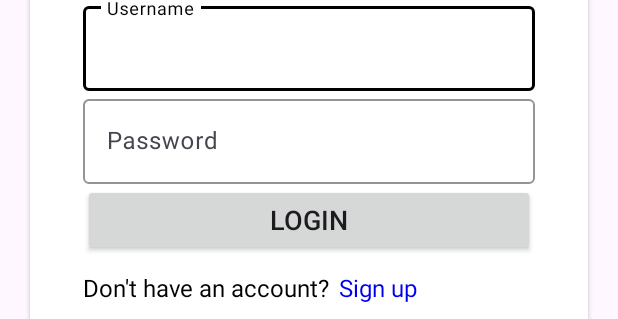
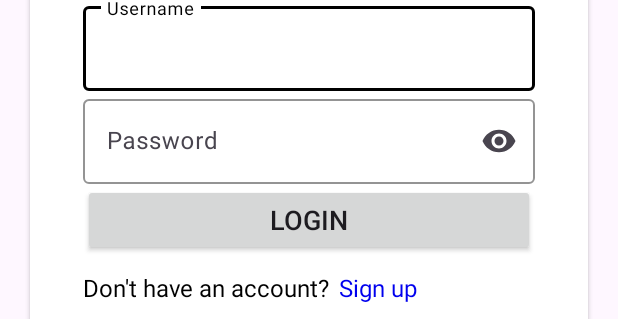
Before and after one commit to ahincho/NE-Suppliers-Mobile, an Android app: the layout fragment_login.xml on its own in the app's theme, with its tools: preview values and no code run, on a phone screen of 412 x 824 dp. Shown: the part 705-1024 px from the top of the screen. Run offline under Robolectric (Android 15) with nearby library versions, the phone set to English and light mode, and no system bars.

Commit message:
Login with Local User Provider

```diff
--- a/app/src/main/java/com/unsa/suppliers/ui/view/AuthActivity.kt
+++ b/app/src/main/java/com/unsa/suppliers/ui/view/AuthActivity.kt
@@ -1,11 +1,14 @@
 package com.unsa.suppliers.ui.view
 
 import android.os.Bundle
+import androidx.activity.viewModels
 import androidx.appcompat.app.AppCompatActivity
 import com.unsa.suppliers.databinding.ActivityAuthBinding
+import com.unsa.suppliers.ui.viewmodel.AuthViewModel
 
 class AuthActivity : AppCompatActivity() {
     private lateinit var binding: ActivityAuthBinding
+    private val authViewModel: AuthViewModel by viewModels()
     override fun onCreate(savedInstanceState: Bundle?) {
         super.onCreate(savedInstanceState)
         binding = ActivityAuthBinding.inflate(layoutInflater)
--- a/app/src/main/res/layout/fragment_login.xml
+++ b/app/src/main/res/layout/fragment_login.xml
@@ -25,32 +25,39 @@
             android:layout_height="300dp"
             android:src="@drawable/login"/>
         <com.google.android.material.textfield.TextInputLayout
+            android:id="@+id/loginTilUsername"
             android:layout_width="match_parent"
             android:layout_height="wrap_content"
             app:boxStrokeColor="@color/black"
-            app:hintTextColor="@color/black">
+            app:hintTextColor="@color/black"
+            app:endIconMode="clear_text">
             <com.google.android.material.textfield.TextInputEditText
                 android:id="@+id/loginEtUsername"
                 android:layout_width="match_parent"
                 android:layout_height="wrap_content"
+                android:textCursorDrawable="@color/blue"
                 android:hint="@string/username"
                 android:inputType="text"
                 tools:ignore="TextContrastCheck,VisualLintTextFieldSize" />
         </com.google.android.material.textfield.TextInputLayout>
         <com.google.android.material.textfield.TextInputLayout
+            android:id="@+id/loginTilPassword"
             android:layout_width="match_parent"
             android:layout_height="wrap_content"
             app:boxStrokeColor="@color/black"
-            app:hintTextColor="@color/black">
+            app:hintTextColor="@color/black"
+            app:endIconMode="password_toggle">
             <com.google.android.material.textfield.TextInputEditText
                 android:id="@+id/loginEtPassword"
                 android:layout_width="match_parent"
                 android:layout_height="wrap_content"
+                android:textCursorDrawable="@color/blue"
                 android:hint="@string/password"
                 android:inputType="textPassword"
                 tools:ignore="TextContrastCheck,VisualLintTextFieldSize" />
         </com.google.android.material.textfield.TextInputLayout>
         <androidx.appcompat.widget.AppCompatButton
+            android:id="@+id/loginBtnSend"
             android:layout_width="match_parent"
             android:layout_height="wrap_content"
             android:textSize="18sp"
--- a/app/src/main/res/values/strings.xml
+++ b/app/src/main/res/values/strings.xml
@@ -11,4 +11,7 @@
     <string name="lastname">Lastname</string>
     <string name="email">Email</string>
     <string name="account_created_caption">Have you created an account?</string>
+    <!-- Error Messages -->
+    <string name="username_required">Username is required</string>
+    <string name="password_required">Password is required</string>
 </resources>
```
Also changed, not shown: app/src/main/java/com/unsa/suppliers/data/model/UserModel.kt (added, +10 -0 lines), app/src/main/java/com/unsa/suppliers/data/model/UserProvider.kt (added, +14 -0 lines), app/src/main/java/com/unsa/suppliers/ui/view/LoginFragment.kt (+46 -45 lines), app/src/main/java/com/unsa/suppliers/ui/viewmodel/AuthViewModel.kt (added, +10 -0 lines).
